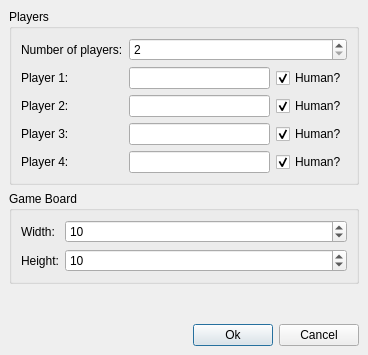
Before: the Qt Designer form src/newgamedialog.ui in KDE/ksquares, drawn with Qt 5.
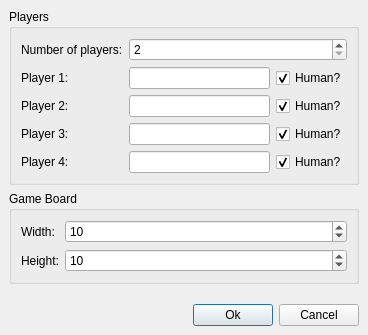
After: the same form once the commit is applied.

Patch:
```diff
--- a/src/newgamedialog.ui
+++ b/src/newgamedialog.ui
@@ -6,7 +6,7 @@
     <x>0</x>
     <y>0</y>
     <width>368</width>
-    <height>355</height>
+    <height>335</height>
    </rect>
   </property>
   <property name="windowTitle" >
```
